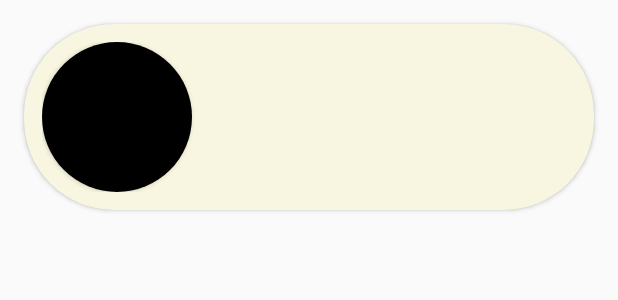
After one commit to Souvik00076/TalkHive, an Android app: the layout rv_chat_bubble_user.xml on its own in the app's theme, with its tools: preview values and no code run, on a phone screen of 412 x 824 dp. The commit adds this screen. Shown: the top 300 px of the screen. Run offline under Robolectric (Android 15) with nearby library versions, the phone set to English and light mode, and no system bars.

```diff
--- a/app/src/main/AndroidManifest.xml
+++ b/app/src/main/AndroidManifest.xml
@@ -27,6 +27,10 @@
                 <category android:name="android.intent.category.LAUNCHER" />
             </intent-filter>
         </activity>
+
+        <service
+            android:name=".utilities.services.UpdateUserService"
+            android:exported="false" />
     </application>
 
 </manifest>
--- a/app/src/main/res/layout/add_user_dialog.xml
+++ b/app/src/main/res/layout/add_user_dialog.xml
@@ -13,7 +13,8 @@
         android:textColor="@color/white_smoke"
         android:text="@string/add_user"
         android:gravity="start"
-        android:textSize="@dimen/_25dp"/>
+        android:textSize="@dimen/_25dp"
+        />
 
     <EditText
         android:id="@+id/email_et"
--- a/app/src/main/res/layout/rv_chat_bubble_chat.xml
+++ b/app/src/main/res/layout/rv_chat_bubble_chat.xml
@@ -12,7 +12,7 @@
         android:id="@+id/chat_bubble_user_dp"
         style="@style/chat_dp_style"
         app:layout_constraintBottom_toBottomOf="parent"
-
+        android:src="@color/black"
         app:layout_constraintStart_toStartOf="parent"
         tools:ignore="MissingConstraints" />
 
--- /dev/null
+++ b/app/src/main/res/layout/rv_chat_bubble_user.xml
@@ -0,0 +1,50 @@
+<?xml version="1.0" encoding="utf-8"?>
+<androidx.cardview.widget.CardView xmlns:android="http://schemas.android.com/apk/res/android"
+    xmlns:app="http://schemas.android.com/apk/res-auto"
+    xmlns:tools="http://schemas.android.com/tools"
+    android:layout_width="match_parent"
+    android:layout_height="wrap_content"
+    android:layout_margin="@dimen/_16dp"
+    android:backgroundTint="@color/white_smoke"
+    app:cardCornerRadius="@dimen/_60dp">
+
+    <androidx.constraintlayout.widget.ConstraintLayout
+        android:layout_width="match_parent"
+        android:layout_height="match_parent"
+        android:padding="@dimen/_12dp">
+
+        <androidx.cardview.widget.CardView
+            android:id="@+id/dp_card"
+            android:layout_width="@dimen/_100dp"
+            android:layout_height="@dimen/_100dp"
+            app:cardCornerRadius="@dimen/_60dp"
+            app:layout_constraintStart_toStartOf="parent"
+            app:layout_constraintTop_toTopOf="parent">
+
+            <androidx.appcompat.widget.AppCompatImageView
+                android:id="@+id/chat_bubble_user_dp"
+                android:layout_width="match_parent"
+                android:layout_height="match_parent"
+                android:src="@color/black"
+
+                tools:ignore="MissingConstraints" />
+        </androidx.cardview.widget.CardView>
+
+
+        <TextView
+            android:layout_width="0dp"
+            android:layout_height="0dp"
+            android:layout_marginStart="@dimen/_12dp"
+            android:layout_marginEnd="@dimen/_12dp"
+            android:layout_weight="1"
+            android:gravity="center_vertical"
+            android:textSize="@dimen/_20sp"
+            android:textStyle="bold"
+            app:layout_constraintBottom_toBottomOf="parent"
+            app:layout_constraintEnd_toEndOf="parent"
+            app:layout_constraintStart_toEndOf="@id/dp_card"
+            app:layout_constraintTop_toTopOf="parent" />
+    </androidx.constraintlayout.widget.ConstraintLayout>
+
+
+</androidx.cardview.widget.CardView>
```
Also changed, not shown: app/src/main/java/com/example/talkhive/fragments/SignupFragment.java (+3 -11 lines), app/src/main/java/com/example/talkhive/utilities/VerificationUtilities.java (+48 -0 lines), app/src/main/java/com/example/talkhive/utilities/dialogs/AddUserDialog.java (+16 -1 lines), app/src/main/java/com/example/talkhive/utilities/model/UpdateUserModel.java (added, +23 -0 lines), app/src/main/java/com/example/talkhive/utilities/model/User.java (+1 -11 lines), app/src/main/java/com/example/talkhive/utilities/services/UpdateUserService.java (added, +74 -0 lines).
